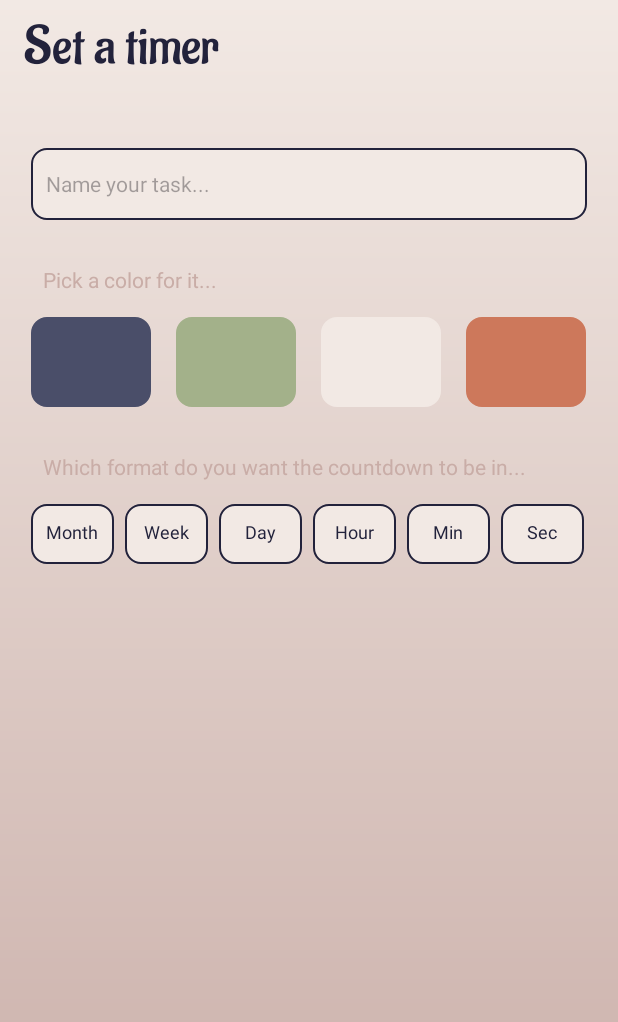
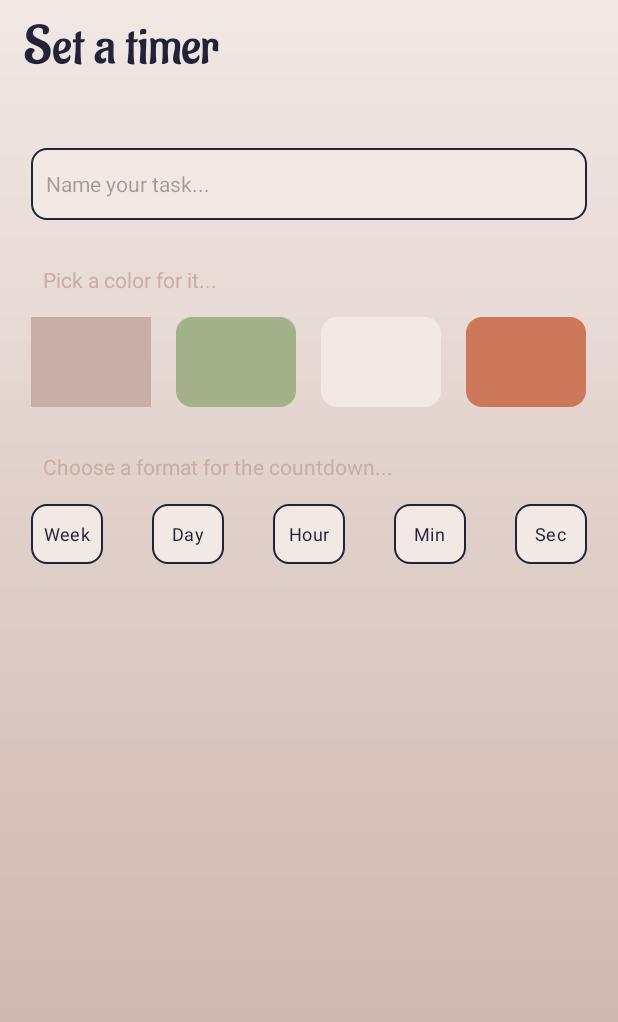
Before and after one commit to blarbee/deadline_countdown, an Android app: the TaskActivity screen opened directly, with no data from a screen before it, on a phone screen of 412 x 824 dp. Shown: the top 1022 px of the screen. Run offline under Robolectric (Android 15) with nearby library versions, the phone set to English and light mode, and no system bars; our stand-ins replace FlexboxLayout.

Commit message:
Add proper checkboxes

```diff
--- a/app/src/main/java/com/example/deadline_countdown/MainActivity.java
+++ b/app/src/main/java/com/example/deadline_countdown/MainActivity.java
@@ -1,5 +1,6 @@
 package com.example.deadline_countdown;
 
+import android.app.DatePickerDialog;
 import android.content.Intent;
 import android.os.Bundle;
 import android.view.WindowManager;
@@ -18,6 +19,8 @@ import com.google.android.material.bottomnavigation.BottomNavigationView;
 public class MainActivity extends AppCompatActivity {
     TaskFragment taskFragment = new TaskFragment();
     SettingsFragment settingsFragment = new SettingsFragment();
+
+    DatePickerDialog datePickerDialog;
 
 
 
--- /dev/null
+++ b/app/src/main/res/drawable/checkbox_checked_color.xml
@@ -0,0 +1,6 @@
+<?xml version="1.0" encoding="utf-8"?>
+<shape xmlns:android="http://schemas.android.com/apk/res/android">
+    <stroke android:width="3dp" android:color="@color/og_black"/>
+    <corners android:radius="@dimen/corner_radius"/>
+
+</shape>
--- /dev/null
+++ b/app/src/main/res/drawable/checkbox_checked_format.xml
@@ -0,0 +1,7 @@
+<?xml version="1.0" encoding="utf-8"?>
+<shape xmlns:android="http://schemas.android.com/apk/res/android">
+    <solid android:color="@color/og_cream"/>
+    <stroke android:width="3dp" android:color="@color/og_black"/>
+    <corners android:radius="@dimen/corner_radius"/>
+
+</shape>
--- /dev/null
+++ b/app/src/main/res/drawable/checkbox_selector_color.xml
@@ -0,0 +1,15 @@
+<?xml version="1.0" encoding="utf-8"?>
+<selector xmlns:android="http://schemas.android.com/apk/res/android">
+    <!-- Checked and disabled state -->
+    <item android:drawable="@drawable/checkbox_checked_color"
+        android:state_checked="true"
+        android:state_enabled="false" />
+
+    <!-- Checked and enabled state -->
+    <item android:drawable="@drawable/checkbox_checked_color"
+        android:state_checked="true"
+        android:state_enabled="true" />
+
+    <!-- Unchecked state -->
+    <item android:drawable="@drawable/checkbox_unchecked_color"/>
+</selector>
--- /dev/null
+++ b/app/src/main/res/drawable/checkbox_selector_format.xml
@@ -0,0 +1,15 @@
+<?xml version="1.0" encoding="utf-8"?>
+<selector xmlns:android="http://schemas.android.com/apk/res/android">
+    <!-- Checked and disabled state -->
+    <item android:drawable="@drawable/checkbox_checked_format"
+        android:state_checked="true"
+        android:state_enabled="false" />
+
+    <!-- Checked and enabled state -->
+    <item android:drawable="@drawable/checkbox_checked_format"
+        android:state_checked="true"
+        android:state_enabled="true" />
+
+    <!-- Unchecked state -->
+    <item android:drawable="@drawable/checkbox_unchecked_bg"/>
+</selector>
--- /dev/null
+++ b/app/src/main/res/drawable/checkbox_unchecked_bg.xml
@@ -0,0 +1,7 @@
+<?xml version="1.0" encoding="utf-8"?>
+<shape xmlns:android="http://schemas.android.com/apk/res/android">
+    <solid android:color="@color/og_white"/>
+    <stroke android:width="1dp" android:color="@color/og_black"/>
+    <corners android:radius="@dimen/corner_radius"/>
+
+</shape>
--- /dev/null
+++ b/app/src/main/res/drawable/checkbox_unchecked_color.xml
@@ -0,0 +1,6 @@
+<?xml version="1.0" encoding="utf-8"?>
+<shape xmlns:android="http://schemas.android.com/apk/res/android">
+    <stroke android:width="1dp" android:color="@color/og_black"/>
+    <corners android:radius="@dimen/corner_radius"/>
+
+</shape>
--- /dev/null
+++ b/app/src/main/res/drawable/og_background_dark.xml
@@ -0,0 +1,4 @@
+<?xml version="1.0" encoding="utf-8"?>
+<shape xmlns:android="http://schemas.android.com/apk/res/android">
+    <gradient android:type="linear" android:angle="100" android:startColor="@color/og_grey" android:endColor="@color/og_black"/>
+</shape>
--- a/app/src/main/res/layout/activity_task.xml
+++ b/app/src/main/res/layout/activity_task.xml
@@ -63,12 +63,12 @@
         app:layout_constraintTop_toBottomOf="@id/pick_color"
         app:layout_constraintLeft_toLeftOf="@id/left_guideline"
         app:layout_constraintRight_toRightOf="@id/right_guideline">
-        <ImageView
+        <androidx.appcompat.widget.AppCompatCheckBox
             android:id="@+id/task_color_1"
+            style="@style/checkbox_color"
+            android:background="@color/og_cream"
             android:layout_width="80sp"
             android:layout_height="match_parent"
-            android:background="@drawable/task_background"
-            android:backgroundTint="@color/og_grey"
             android:contentDescription="TODO"
 
             />
@@ -111,7 +111,7 @@
         android:id="@+id/which"
         android:layout_width="wrap_content"
         android:layout_height="wrap_content"
-        android:text="Which format do you want the countdown to be in..."
+        android:text="Choose a format for the countdown..."
         android:layout_marginTop="30dp"
         android:textColor="@color/og_cream"
         app:layout_constraintTop_toBottomOf="@id/color_layout"
@@ -133,70 +133,48 @@
         app:justifyContent="space_between"
         >
 
-        <TextView
-            android:id="@+id/format_month"
-            style="@style/inputs"
-            android:textSize="12sp"
-            android:layout_width="55sp"
-            android:layout_height="40sp"
-            android:text="Month"
-            android:textAlignment="center"
-            />
-        <TextView
-            android:id="@+id/format_week"
-            style="@style/inputs"
-            android:textSize="12sp"
-            android:layout_width="55sp"
-            android:layout_height="40sp"
-            android:text="Week"
-            android:textAlignment="center"
-            />
-        <TextView
-            android:id="@+id/format_day"
-            style="@style/inputs"
-            android:textSize="12sp"
-            android:layout_width="55sp"
-            android:layout_height="40sp"
-            android:text="Day"
-            android:textAlignment="center"
-
-            />
-        <TextView
-            android:id="@+id/format_hour"
-            style="@style/inputs"
-            android:textSize="12sp"
-            android:layout_width="55sp"
-            android:layout_height="40sp"
-            android:text="Hour"
-            android:textAlignment="center"
-            />
-        <TextView
-        android:id="@+id/format_min"
-        style="@style/inputs"
-        android:textSize="12sp"
-        android:layout_width="55sp"
-        android:layout_height="40sp"
-        android:text="Min"
-            android:textAlignment="center"
-        />
-        <TextView
-            android:id="@+id/format_sec"
-            style="@style/inputs"
-            android:textSize="12sp"
-            android:layout_width="55sp"
-            android:layout_height="40sp"
-            android:text="Sec"
-            android:textAlignment="center"
-            />
 
 
 
-
-    </com.google.android.flexbox.FlexboxLayout>
+        <androidx.appcompat.widget.AppCompatCheckBox
+            android:id="@+id/format_week"
+            style="@style/checkbox"
+            android:layout_width="wrap_content"
+            android:layout_height="40sp"
+            android:text="Week"
 
 
+            />
+        <androidx.appcompat.widget.AppCompatCheckBox
+            android:id="@+id/format_day"
+            style="@style/checkbox"
+            android:layout_width="wrap_content"
+            android:layout_height="40sp"
+            android:text="Day"
 
-
+            />
+        <androidx.appcompat.widget.AppCompatCheckBox
+            android:id="@+id/format_hour"
+            style="@style/checkbox"
+            android:layout_width="wrap_content"
+            android:layout_height="40sp"
+            android:text="Hour"
+            />
+        <androidx.appcompat.widget.AppCompatCheckBox
+            android:id="@+id/format_min"
+            style="@style/checkbox"
+            android:layout_width="wrap_content"
+            android:layout_height="40sp"
+            android:text="Min"
+        />
+        <androidx.appcompat.widget.AppCompatCheckBox
+            android:id="@+id/format_sec"
+            style="@style/checkbox"
+            android:layout_width="wrap_content"
+            android:layout_height="40sp"
+            android:text="Sec"
+            />
+    </com.google.android.flexbox.FlexboxLayout>
 
 
 
@@ -213,7 +191,6 @@
         android:layout_height="wrap_content"
         android:orientation="horizontal"
         app:layout_constraintGuide_percent="0.12"/>
-
 
     <androidx.constraintlayout.widget.Guideline
         android:id="@+id/bottom_guideline"
@@ -236,9 +213,6 @@
         android:orientation="vertical"
         app:layout_constraintGuide_percent="0.05"/>
 
-
-
-
     <androidx.constraintlayout.widget.Guideline
         android:id="@+id/right_guideline"
         android:layout_width="wrap_content"
--- a/app/src/main/res/layout/fragment_item.xml
+++ b/app/src/main/res/layout/fragment_item.xml
@@ -3,6 +3,8 @@
     android:layout_width="match_parent"
     android:layout_height="wrap_content"
     android:orientation="horizontal"
+    android:layout_marginBottom="20dp"
+    android:padding="10dp"
     style="@style/task">
 
     <TextView
--- a/app/src/main/res/values/themes.xml
+++ b/app/src/main/res/values/themes.xml
@@ -25,7 +25,10 @@
         <item name="android:fontFamily">@font/robotoslab_regular</item>
         <item name="android:background">@drawable/task_background</item>
         <item name="android:layout_marginTop">16dp</item>
-    </style>
+        <item name="android:elevation">10dp</item>
+        <item name="android:padding">5dp</item>
+<!--        <item name="android:backgroundTint">@color/og_orange</item>-->
+</style>
 
     <style name="options">
         <item name="android:background">@drawable/setting_options_input_bg</item>
@@ -47,4 +50,29 @@
     <style name="bottom_bar">
         <item name="android:background">@drawable/menu_background</item>
     </style>
+
+    <style name="checkbox">
+<!--        android:clickable="true"-->
+<!--        android:focusable="true"-->
+<!--        android:background="@drawable/checkbox_selector_format"-->
+<!--        android:button="@drawable/cb_show_hide_selector"-->
+<!--        android:textColor="@color/checkbox_text"-->
+<!--        android:text="this is a checkbox"-->
+        <item name="android:textAlignment">center</item>
+        <item name="android:textSize">12sp</item>
+        <item name="android:clickable">true</item>
+        <item name="android:focusable">true</item>
+        <item name="android:textColor">@color/og_black</item>
+        <item name="android:button">@drawable/checkbox_selector_format</item>
+        <item name="android:background">@drawable/checkbox_selector_format</item>
+    </style>
+
+    <style name="checkbox_color">
+        <item name="android:clickable">true</item>
+        <item name="android:focusable">true</item>
+        <item name="android:button">@drawable/checkbox_selector_color</item>
+        <item name="android:background">@drawable/checkbox_selector_color</item>
+    </style>
+
+
 </resources>
```
Also changed, not shown: 1 other file.
